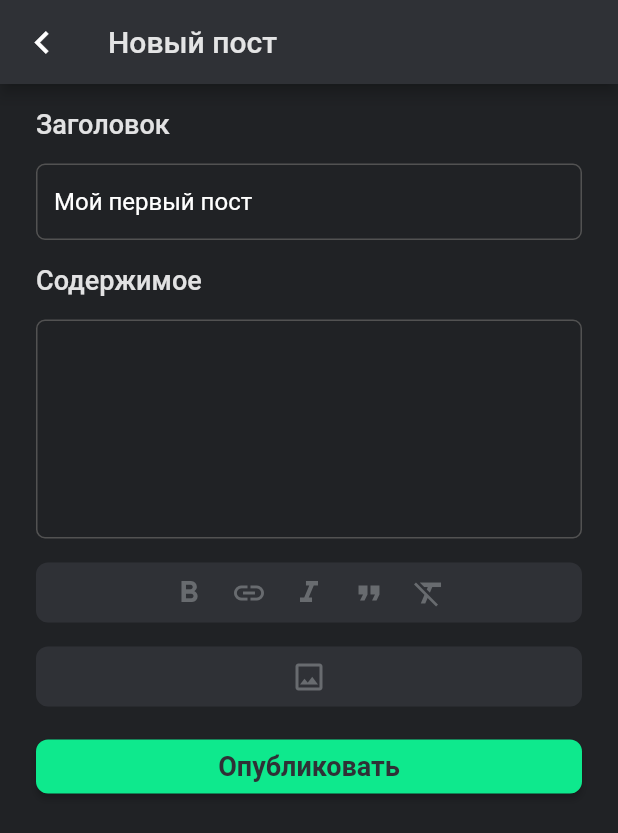
After one commit to mentoster/Companion_flutter_app, a Flutter app: the screen it shows after launch, item 3 of the bottom bar chosen, after a tap on "Новый пост", on a phone screen of 412 x 824 dp. The commit adds this screen. Shown: the top 833 px of the screen. Run offline on Flutter 3.47's test engine with Material 2 defaults, Android fonts, the phone set to English and light mode, and no system bars; our stand-ins replace get, get_storage, hive, hive_flutter; missing offline and left inert: dart:ffi, material_tag_editor, story; accounts and stored records are empty.

Commit message:
add post input

```diff
--- /dev/null
+++ b/lib/app/bindings/newpost_binding.dart
@@ -0,0 +1,11 @@
+
+import 'package:get/get.dart';
+import '../controllers/newpost_controller.dart';
+
+
+class NewpostBinding implements Bindings {
+  @override
+  void dependencies() {
+    Get.lazyPut<NewpostController>(() => NewpostController());
+  }
+}
--- /dev/null
+++ b/lib/app/controllers/newpost_controller.dart
@@ -0,0 +1,6 @@
+
+import 'package:get/get.dart';
+
+class NewpostController extends GetxController {
+
+}
--- a/lib/app/ui/pages/community_page/community_page.dart
+++ b/lib/app/ui/pages/community_page/community_page.dart
@@ -1,5 +1,5 @@
 import 'package:companion/app/ui/global_widgets.dart/blur_widget.dart';
-import 'package:companion/app/ui/pages/news_page/widgets/news_title_widget.dart';
+import 'package:companion/app/ui/pages/newpost_page/newpost_page.dart';
 import 'package:companion/app/ui/theme/app_constants.dart';
 import 'package:companion/app/ui/theme/app_icons.dart';
 import 'package:companion/app/ui/theme/app_text_theme.dart';
@@ -52,17 +52,20 @@ class CommunityPage extends GetView<CommunityController> {
                 const SizedBox(height: defaultPadding),
                 Row(
                   mainAxisAlignment: MainAxisAlignment.center,
-                  children: const [
-                    CommunityCardButton(
+                  children: [
+                    const CommunityCardButton(
                       title: "Мой профиль",
                       icon: CompanionIcons.icon_artworkprofile,
                     ),
-                    SizedBox(
+                    const SizedBox(
                       width: defaultPadding,
                     ),
-                    CommunityCardButton(
-                      title: "Новый пост",
-                      icon: CompanionIcons.pencil_plus,
+                    InkWell(
+                      onTap: () => Get.to(NewpostPage()),
+                      child: const CommunityCardButton(
+                        title: "Новый пост",
+                        icon: CompanionIcons.pencil_plus,
+                      ),
                     ),
                   ],
                 ),
--- /dev/null
+++ b/lib/app/ui/pages/newpost_page/newpost_page.dart
@@ -0,0 +1,118 @@
+import 'package:companion/app/ui/global_widgets.dart/back_button_widget.dart';
+import 'package:companion/app/ui/global_widgets.dart/primary_button.dart';
+import 'package:companion/app/ui/theme/app_constants.dart';
+import 'package:companion/app/ui/theme/app_text_theme.dart';
+import 'package:companion/app/ui/theme/app_theme.dart';
+import 'package:flutter/material.dart';
+import '../../../controllers/newpost_controller.dart';
+
+class NewpostPage extends StatefulWidget {
+  NewpostPage({Key? key}) : super(key: key);
+  final _titleController = TextEditingController(text: 'Мой первый пост');
+  final _bodyTextController = TextEditingController();
+  @override
+  State<NewpostPage> createState() => _NewpostPageState();
+}
+
+class _NewpostPageState extends State<NewpostPage> {
+  var inputDecoration = InputDecoration(
+    filled: true,
+    isDense: true,
+    fillColor: Themes.dark.colorScheme.background,
+    border: OutlineInputBorder(
+        borderRadius: BorderRadius.circular(6.0),
+        borderSide: const BorderSide(color: borderColor, width: 1.0)),
+    enabledBorder: OutlineInputBorder(
+      borderRadius: BorderRadius.circular(6.0),
+      borderSide: const BorderSide(color: borderColor, width: 1),
+    ),
+    labelStyle: const TextStyle(color: borderColor),
+  );
+  @override
+  Widget build(BuildContext context) {
+    return Scaffold(
+      appBar: AppBar(
+        leading: const BackButtonWidget(),
+        title: const Text('Новый пост'),
+      ),
+      body: SingleChildScrollView(
+        child: SafeArea(
+            child: Container(
+          padding: const EdgeInsets.symmetric(
+              vertical: defaultPadding, horizontal: screenPadding),
+          width: double.infinity,
+          child: Column(
+            crossAxisAlignment: CrossAxisAlignment.stretch,
+            children: <Widget>[
+              Text(
+                'Заголовок',
+                style: textRegular18,
+              ),
+              SizedBox(
+                height: defaultPadding,
+              ),
+              TextFormField(
+                decoration: inputDecoration,
+                controller: widget._titleController,
+                keyboardType: TextInputType.text,
+                validator: (value) {
+                  if (value == null || value.isEmpty) {
+                    return 'Заголовок пустой';
+                  }
+                  return null;
+                },
+              ),
+              SizedBox(
+                height: defaultPadding,
+              ),
+              Text('Содержимое', style: textRegular18),
+              SizedBox(
+                height: defaultPadding,
+              ),
+              TextFormField(
+                minLines: 6,
+                decoration: inputDecoration,
+                controller: widget._bodyTextController,
+                keyboardType: TextInputType.multiline,
+                maxLines: null,
+              ),
+              SizedBox(
+                height: defaultPadding,
+              ),
+              Container(
+                decoration: BoxDecoration(
+                    color: Theme.of(context).colorScheme.surface,
+                    borderRadius: const BorderRadius.all(Radius.circular(8))),
+                padding: const EdgeInsets.all(8.0),
+                child: Wrap(
+                    alignment: WrapAlignment.center,
+                    spacing: defaultPadding,
+                    children: const [
+                      Icon(Icons.format_bold),
+                      Icon(Icons.link),
+                      Icon(Icons.format_italic),
+                      Icon(Icons.format_quote),
+                      Icon(Icons.format_clear),
+                    ]),
+              ),
+              SizedBox(
+                height: defaultPadding,
+              ),
+              Container(
+                decoration: BoxDecoration(
+                    color: Theme.of(context).colorScheme.surface,
+                    borderRadius: const BorderRadius.all(Radius.circular(8))),
+                padding: const EdgeInsets.all(8.0),
+                child: Icon(Icons.image_outlined),
+              ),
+              SizedBox(
+                height: defaultPadding,
+              ),
+              PrimaryButton("Опубликовать", onPressed: () => {}),
+            ],
+          ),
+        )),
+      ),
+    );
+  }
+}
--- a/lib/app/ui/pages/newsmoreinfopage_page/newsmoreinfopage_page.dart
+++ b/lib/app/ui/pages/newsmoreinfopage_page/newsmoreinfopage_page.dart
@@ -1,7 +1,7 @@
 import 'package:flutter/material.dart';
 import 'package:get/get.dart';
 import '../../../controllers/newsmoreinfopage_controller.dart';
-import 'widgets/back_button_widget.dart';
+import '../../global_widgets.dart/back_button_widget.dart';
 import 'widgets/back_image_widget.dart';
 import 'widgets/news_more_info_gradient_widget.dart';
 import 'widgets/post_more_info_widget.dart';
--- a/lib/app/ui/pages/postmoreinfo_page/postmoreinfo_page.dart
+++ b/lib/app/ui/pages/postmoreinfo_page/postmoreinfo_page.dart
@@ -1,3 +1,4 @@
+import 'package:companion/app/ui/global_widgets.dart/back_button_widget.dart';
 import 'package:flutter/material.dart';
 import 'package:get/get.dart';
 import 'package:hive/hive.dart';
@@ -18,10 +19,7 @@ class PostmoreinfoPage extends GetView<PostmoreinfoController> {
     final size = MediaQuery.of(context).size;
     return Scaffold(
       appBar: AppBar(
-        leading: IconButton(
-          icon: const Icon(Icons.chevron_left),
-          onPressed: () => Get.back(),
-        ),
+        leading: const BackButtonWidget(),
         title: Row(
           mainAxisAlignment: MainAxisAlignment.spaceBetween,
           children: [
```
Also changed, not shown: lib/app/ui/global_widgets.dart/back_button_widget.dart (renamed from lib/app/ui/pages/newsmoreinfopage_page/widgets/back_button_widget.dart).
